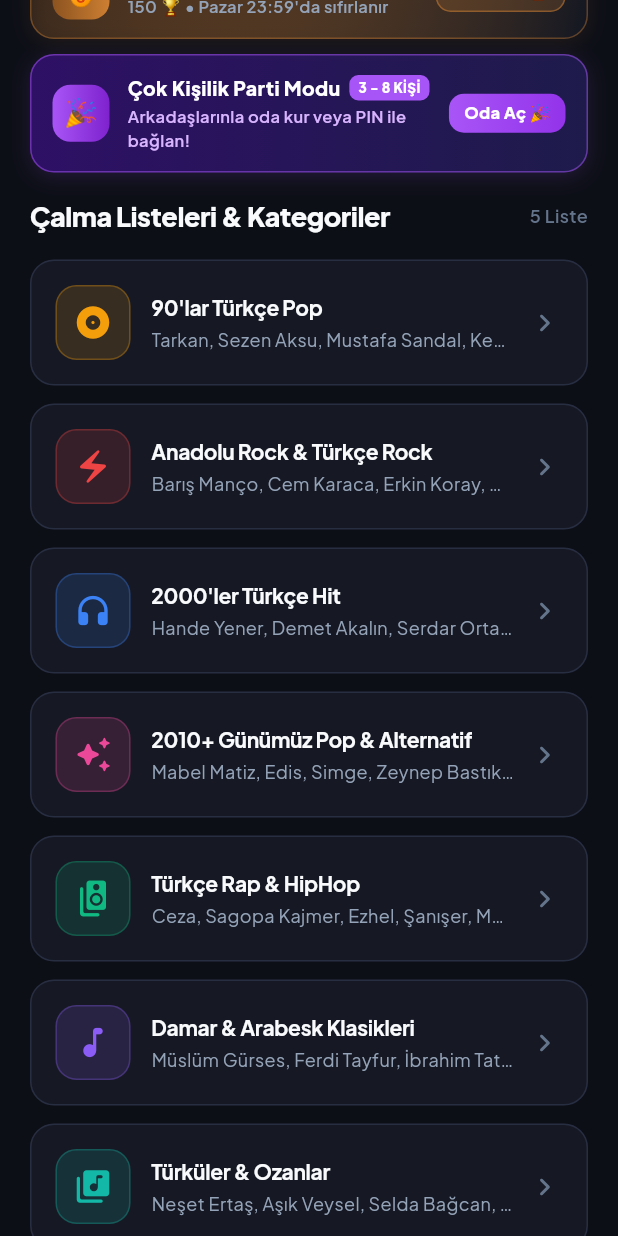
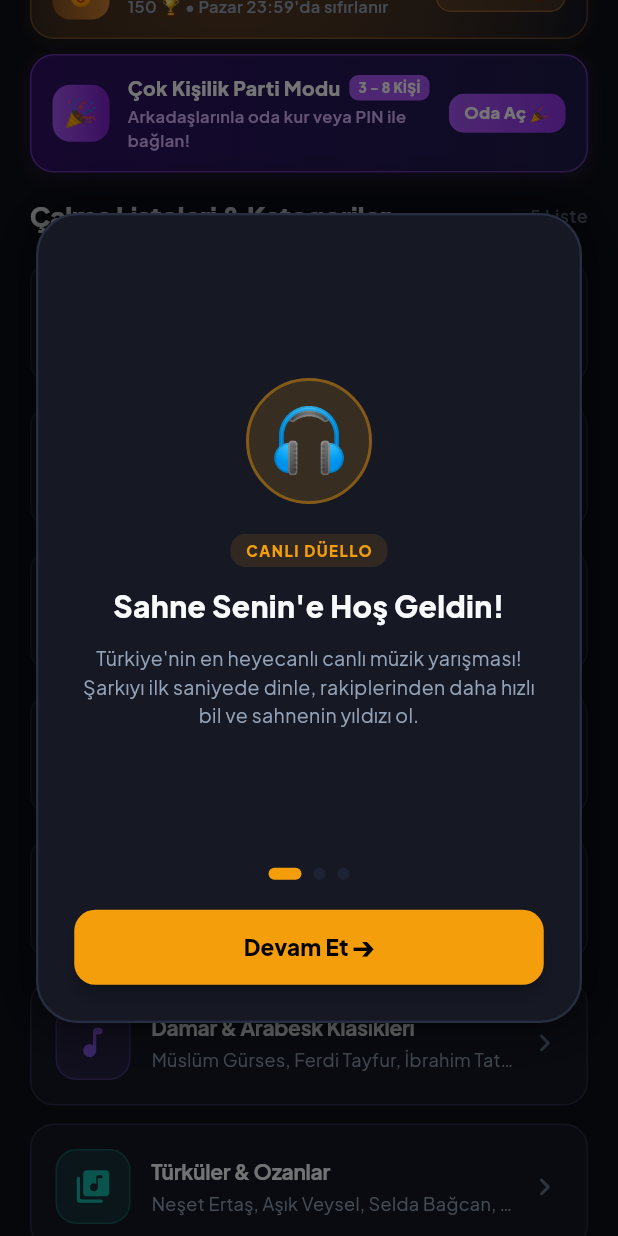
Before and after one commit to erd5334/muzik_duellosu, a Flutter app: the screen it shows after launch, scrolled down 576 dp, on a phone screen of 412 x 824 dp. Run offline on Flutter 3.47's test engine with Material 3 defaults, Android fonts, the phone set to English and light mode, and no system bars; our stand-ins replace audioplayers, google_fonts, google_mobile_ads, google_sign_in, in_app_purchase, shared_preferences and 1 more; accounts and stored records are empty; network calls fail.

Commit message:
feat(store-ready): add restore purchases, ATT tracking description, onboarding FTUE gift flow, and single active session protection

```diff
--- a/lib/screens/home_screen.dart
+++ b/lib/screens/home_screen.dart
@@ -14,9 +14,23 @@
 import 'league_screen.dart';
 import '../widgets/party_dialog.dart';
 import '../widgets/profile_titles_dialog.dart';
+import '../widgets/onboarding_dialog.dart';
 
-class HomeScreen extends StatelessWidget {
+class HomeScreen extends StatefulWidget {
   const HomeScreen({super.key});
+
+  @override
+  State<HomeScreen> createState() => _HomeScreenState();
+}
+
+class _HomeScreenState extends State<HomeScreen> {
+  @override
+  void initState() {
+    super.initState();
+    WidgetsBinding.instance.addPostFrameCallback((_) {
+      OnboardingDialog.checkAndShow(context);
+    });
+  }
 
   @override
   Widget build(BuildContext context) {
--- /dev/null
+++ b/lib/widgets/onboarding_dialog.dart
@@ -0,0 +1,292 @@
+import 'package:flutter/material.dart';
+import 'package:flutter/services.dart';
+import 'package:provider/provider.dart';
+import 'package:shared_preferences/shared_preferences.dart';
+import '../providers/game_provider.dart';
+import '../theme/app_theme.dart';
+
+class OnboardingDialog extends StatefulWidget {
+  const OnboardingDialog({super.key});
+
+  static Future<void> checkAndShow(BuildContext context) async {
+    final prefs = await SharedPreferences.getInstance();
+    final hasCompleted = prefs.getBool('has_completed_onboarding') ?? false;
+    if (!hasCompleted && context.mounted) {
+      showDialog(
+        context: context,
+        barrierDismissible: false,
+        builder: (ctx) => const OnboardingDialog(),
+      );
+    }
+  }
+
+  @override
+  State<OnboardingDialog> createState() => _OnboardingDialogState();
+}
+
+class _OnboardingDialogState extends State<OnboardingDialog> {
+  final PageController _pageController = PageController();
+  int _currentPage = 0;
+
+  final List<Map<String, dynamic>> _slides = [
+    {
+      'icon': '🎧',
+      'tag': 'CANLI DÜELLO',
+      'title': 'Sahne Senin\'e Hoş Geldin!',
+      'desc': 'Türkiye\'nin en heyecanlı canlı müzik yarışması!\nŞarkıyı ilk saniyede dinle, rakiplerinden daha hızlı bil ve sahnenin yıldızı ol.',
+      'color': AppTheme.amber,
+    },
+    {
+      'icon': '🔥',
+      'tag': 'KOMBO ÇARPANI',
+      'title': 'Alevli Komboları Patlat!',
+      'desc': 'Peş peşe doğru basarak 2x, 3x ve 4x serileri yakala!\nHer kombo maç sonunda sana ekstra skor bonusu ve zafer getirir.',
+      'color': Color(0xFFEA580C),
+    },
+    {
+      'icon': '🎁',
+      'tag': 'HOŞ GELDİN PAKETİ',
+      'title': 'Başlangıç Hediyen Hazır!',
+      'desc': 'Haftalık liglerde yarış, arkadaşlarınla parti odaları kur!\nSahneye fırtına gibi başlaman için ilk hediyen bizden:',
+      'color': AppTheme.emerald,
+      'isFinal': true,
+    },
+  ];
+
+  @override
+  void dispose() {
+    _pageController.dispose();
+    super.dispose();
+  }
+
+  void _onNext() {
+    HapticFeedback.lightImpact();
+    if (_currentPage < _slides.length - 1) {
+      _pageController.nextPage(
+        duration: const Duration(milliseconds: 300),
+        curve: Curves.easeInOut,
+      );
+    } else {
+      _claimAndFinish();
+    }
+  }
+
+  Future<void> _claimAndFinish() async {
+    HapticFeedback.heavyImpact();
+    final prefs = await SharedPreferences.getInstance();
+    await prefs.setBool('has_completed_onboarding', true);
+
+    if (mounted) {
+      final game = context.read<GameProvider>();
+      game.claimWelcomeGift(coins: 500, jokers: 1);
+      Navigator.pop(context);
+
+      ScaffoldMessenger.of(context).showSnackBar(
+        SnackBar(
+          backgroundColor: AppTheme.emerald,
+          behavior: SnackBarBehavior.floating,
+          content: const Row(
+            children: [
+              Text('🎉', style: TextStyle(fontSize: 20)),
+              SizedBox(width: 10),
+              Expanded(
+                child: Text(
+                  'Hoş geldin! +500 Altın ve +1 Joker hesabına yüklendi.',
+                  style: TextStyle(fontWeight: FontWeight.w700, color: Colors.white),
+                ),
+              ),
+            ],
+          ),
+        ),
+      );
+    }
+  }
+
+  @override
+  Widget build(BuildContext context) {
+    return Dialog(
+      backgroundColor: Colors.transparent,
+      insetPadding: const EdgeInsets.symmetric(horizontal: 24, vertical: 24),
+      child: Container(
+        constraints: const BoxConstraints(maxWidth: 420, maxHeight: 540),
+        decoration: BoxDecoration(
+          color: AppTheme.surface,
+          borderRadius: BorderRadius.circular(28),
+          border: Border.all(color: AppTheme.border, width: 1.5),
+          boxShadow: [
+            BoxShadow(
+              color: Colors.black.withValues(alpha: 0.6),
+              blurRadius: 30,
+              spreadRadius: 5,
+            ),
+          ],
+        ),
+        child: Column(
+          children: [
+            Expanded(
+              child: PageView.builder(
+                controller: _pageController,
+                itemCount: _slides.length,
+                onPageChanged: (index) => setState(() => _currentPage = index),
+                itemBuilder: (context, index) {
+                  final s = _slides[index];
+                  final isFinal = s['isFinal'] == true;
+
+                  return Padding(
+                    padding: const EdgeInsets.fromLTRB(24, 32, 24, 16),
+                    child: Column(
+                      mainAxisAlignment: MainAxisAlignment.center,
+                      children: [
+                        // İkon Rozeti
+                        Container(
+                          width: 84,
+                          height: 84,
+                          decoration: BoxDecoration(
+                            shape: BoxShape.circle,
+                            color: (s['color'] as Color).withValues(alpha: 0.15),
+                            border: Border.all(color: (s['color'] as Color).withValues(alpha: 0.4), width: 2),
+                          ),
+                          child: Center(
+                            child: Text(s['icon'] as String, style: const TextStyle(fontSize: 42)),
+                          ),
+                        ),
+                        const SizedBox(height: 20),
+
+                        // Etiket
+                        Container(
+                          padding: const EdgeInsets.symmetric(horizontal: 10, vertical: 4),
+                          decoration: BoxDecoration(
+                            color: (s['color'] as Color).withValues(alpha: 0.12),
+                            borderRadius: BorderRadius.circular(10),
+                          ),
+                          child: Text(
+                            s['tag'] as String,
+                            style: TextStyle(
+                              fontSize: 10,
+                              fontWeight: FontWeight.w800,
+                              color: s['color'] as Color,
+                              letterSpacing: 1.0,
+                            ),
+                          ),
+                        ),
+                        const SizedBox(height: 12),
+
+                        // Başlık
+                        Text(
+                          s['title'] as String,
+                          style: const TextStyle(
+                            fontSize: 20,
+                            fontWeight: FontWeight.w900,
+                            color: AppTheme.textPrimary,
+                          ),
+                          textAlign: TextAlign.center,
+                        ),
+                        const SizedBox(height: 10),
+
+                        // Açıklama
+                        Text(
+                          s['desc'] as String,
+                          style: const TextStyle(
+                            fontSize: 13,
+                            color: AppTheme.textSecondary,
+                            height: 1.45,
+                          ),
+                          textAlign: TextAlign.center,
+                        ),
+
+                        if (isFinal) ...[
+                          const SizedBox(height: 20),
+                          // Hediye Kartı
+                          Container(
+                            padding: const EdgeInsets.symmetric(horizontal: 20, vertical: 12),
+                            decoration: BoxDecoration(
+                              color: AppTheme.surfaceLight,
+                              borderRadius: BorderRadius.circular(16),
+                              border: Border.all(color: AppTheme.emerald.withValues(alpha: 0.3)),
+                            ),
+                            child: const Row(
+                              mainAxisAlignment: MainAxisAlignment.spaceAround,
+                              children: [
+                                Row(
+                                  children: [
+                                    Text('🪙', style: TextStyle(fontSize: 22)),
+                                    SizedBox(width: 8),
+                                    Text(
+                                      '+500 Altın',
+                                      style: TextStyle(fontWeight: FontWeight.w800, color: AppTheme.amber, fontSize: 14),
+                                    ),
+                                  ],
+                                ),
+                                Text('|', style: TextStyle(color: AppTheme.border, fontSize: 18)),
+                                Row(
+                                  children: [
+                                    Text('🎯', style: TextStyle(fontSize: 22)),
+                                    SizedBox(width: 8),
+                                    Text(
+                                      '+1 Joker',
+                                      style: TextStyle(fontWeight: FontWeight.w800, color: AppTheme.emerald, fontSize: 14),
+                                    ),
+                                  ],
+                                ),
+                              ],
+                            ),
+                          ),
+                        ],
+                      ],
+                    ),
+                  );
+                },
+              ),
+            ),
+
+            // Alt Bar: Nokta Göstergeleri & Buton
+            Padding(
+              padding: const EdgeInsets.fromLTRB(24, 0, 24, 24),
+              child: Column(
+                children: [
+                  // Sayfa Göstergeleri
+                  Row(
+                    mainAxisAlignment: MainAxisAlignment.center,
+                    children: List.generate(
+                      _slides.length,
+                      (i) => AnimatedContainer(
+                        duration: const Duration(milliseconds: 250),
+                        margin: const EdgeInsets.symmetric(horizontal: 4),
+                        width: _currentPage == i ? 22 : 8,
+                        height: 8,
+                        decoration: BoxDecoration(
+                          color: _currentPage == i ? AppTheme.amber : AppTheme.surfaceLight,
+                          borderRadius: BorderRadius.circular(4),
+                        ),
+                      ),
+                    ),
+                  ),
+                  const SizedBox(height: 20),
+
+                  // Aksiyon Butonu
+                  SizedBox(
+                    width: double.infinity,
+                    child: ElevatedButton(
+                      onPressed: _onNext,
+                      style: ElevatedButton.styleFrom(
+                        backgroundColor: _currentPage == _slides.length - 1 ? AppTheme.emerald : AppTheme.amber,
+                        foregroundColor: Colors.black,
+                        padding: const EdgeInsets.symmetric(vertical: 14),
+                        shape: RoundedRectangleBorder(borderRadius: BorderRadius.circular(14)),
+                        elevation: 4,
+                      ),
+                      child: Text(
+                        _currentPage == _slides.length - 1 ? 'Hediyemi Al & Başla! 🚀' : 'Devam Et ➔',
+                        style: const TextStyle(fontWeight: FontWeight.w900, fontSize: 15),
+                      ),
+                    ),
+                  ),
+                ],
+              ),
+            ),
+          ],
+        ),
+      ),
+    );
+  }
+}
```
Also changed, not shown: lib/providers/game_provider.dart (+15 -0 lines), lib/services/purchase_service.dart (+17 -0 lines), lib/widgets/store_dialog.dart (+34 -0 lines), 2 other files.
